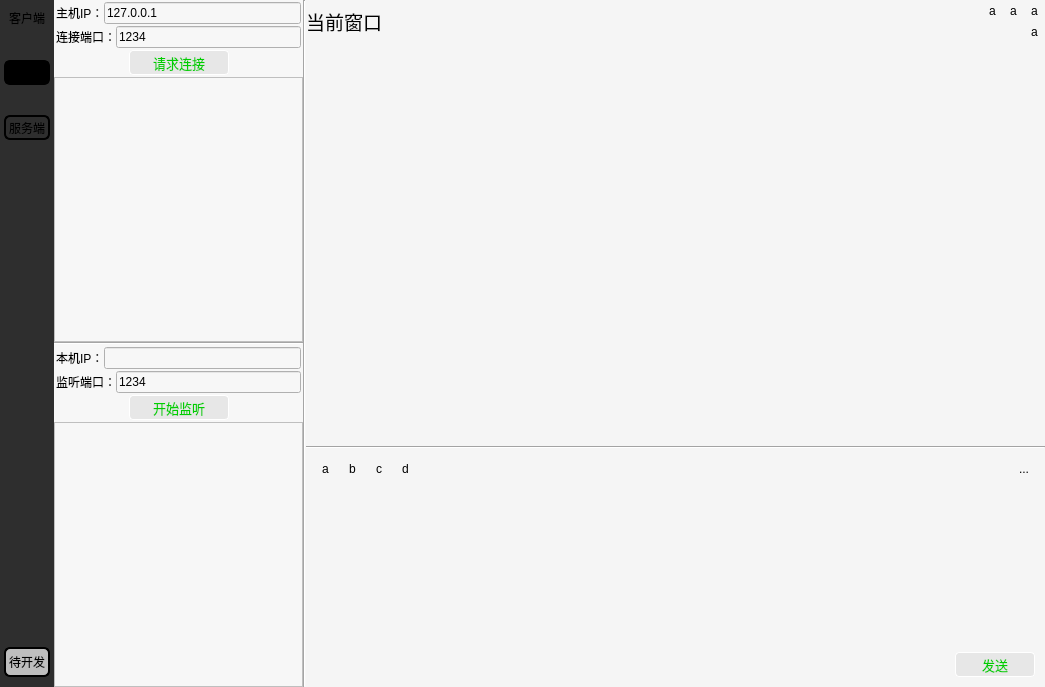
First picture: the form in oct-23th/wechat.ui, repository XiaoBigBro/text, before the edit.
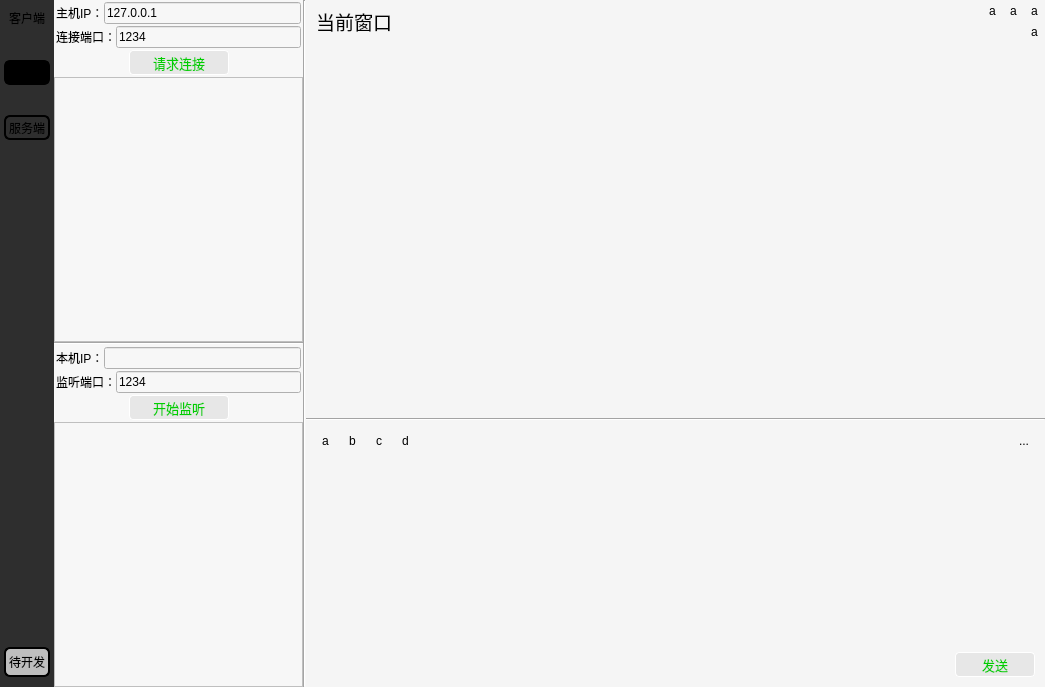
Second picture: the form after the edit. Icons and pictures are not drawn.

Commit message: 完成基本收发功能

```diff
--- a/oct-23th/wechat.ui
+++ b/oct-23th/wechat.ui
@@ -640,7 +640,7 @@
        </item>
        <item>
         <widget class="QFrame" name="frame">
-         <layout class="QVBoxLayout" name="verticalLayout_9" stretch="2,10,1,4,1">
+         <layout class="QVBoxLayout" name="verticalLayout_9" stretch="2,10,1,0,1">
           <property name="spacing">
            <number>0</number>
           </property>
@@ -658,6 +658,9 @@
           </property>
           <item>
            <layout class="QHBoxLayout" name="horizontalLayout_17">
+            <property name="leftMargin">
+             <number>10</number>
+            </property>
             <item>
              <widget class="QLabel" name="label_5">
               <property name="font">
@@ -672,7 +675,7 @@
                <enum>Qt::AutoText</enum>
               </property>
               <property name="alignment">
-               <set>Qt::AlignCenter</set>
+               <set>Qt::AlignLeading|Qt::AlignLeft|Qt::AlignVCenter</set>
               </property>
              </widget>
             </item>
```
Left out of the diff: 2 changed lines with no effect on the pictures. The commit also changes 2 other files.
